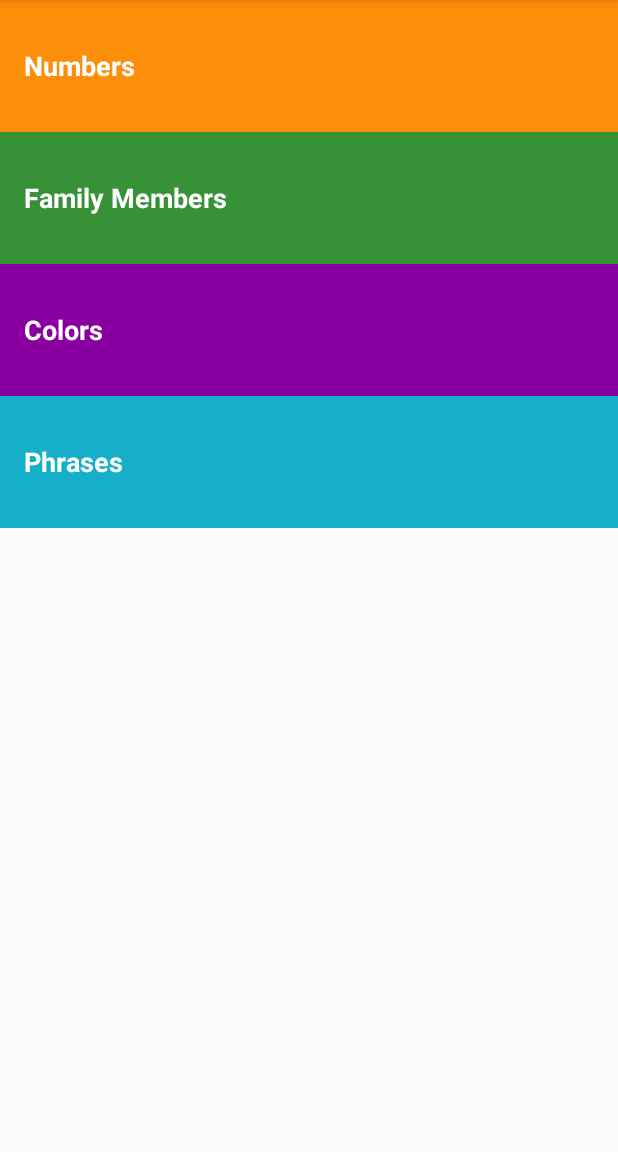
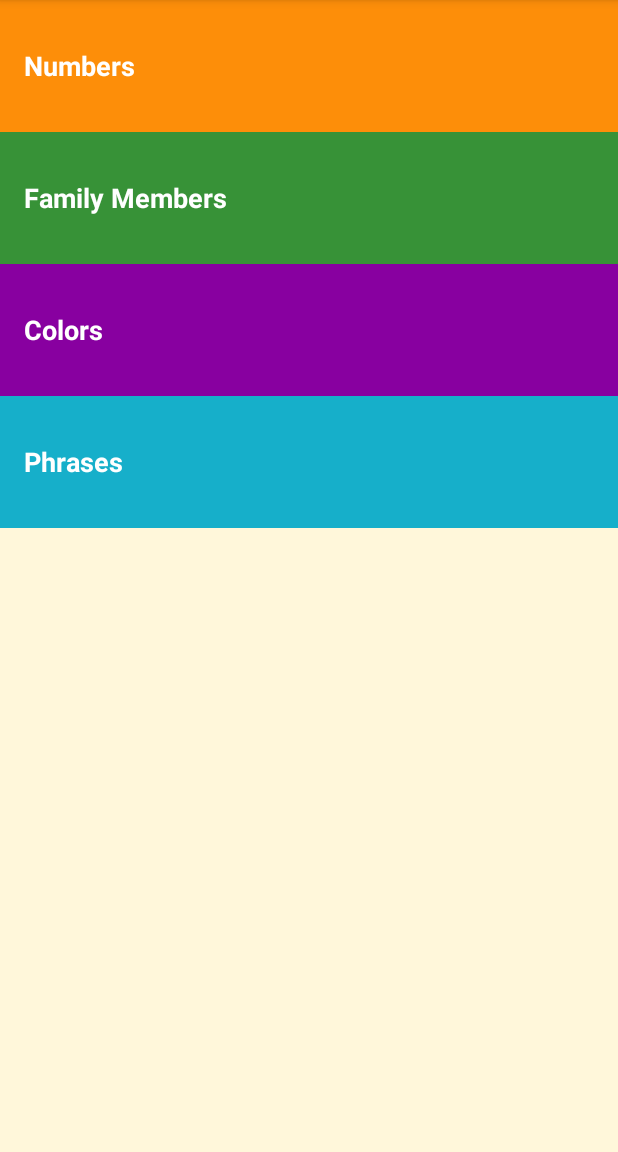
Before and after one commit to np8698/Miwok, an Android app: the screen it shows after launch (MainActivity), on a phone screen of 412 x 824 dp, the part 84-1236 px from its top. Run offline under Robolectric (Android 15) with nearby library versions, the phone set to English and light mode, and no system bars.

Commit message:
Second Commit

```diff
--- a/app/src/main/res/layout/activity_main.xml
+++ b/app/src/main/res/layout/activity_main.xml
@@ -4,32 +4,52 @@
     xmlns:tools="http://schemas.android.com/tools"
     android:layout_width="match_parent"
     android:layout_height="match_parent"
+    android:background="@color/tan_background"
     android:orientation="vertical"
     tools:context=".MainActivity">
 
+    <FrameLayout
+        android:layout_width="match_parent"
+        android:layout_height="wrap_content"
+        android:background="@color/category_numbers">
     <TextView
         android:id="@+id/numbers_textView"
         style="@style/CategoryStyle"
-        android:background="@color/category_numbers"
-        android:text="@string/category_numbers"
-        android:onClick="openNumbersList"/>
+        android:background="?android:attr/selectableItemBackground"
+        android:text="@string/category_numbers" />
+    </FrameLayout>
 
+    <FrameLayout
+        android:layout_width="match_parent"
+        android:layout_height="wrap_content"
+        android:background="@color/category_family">
     <TextView
         android:id="@+id/family_textView"
         style="@style/CategoryStyle"
-        android:background="@color/category_family"
+        android:background="?android:attr/selectableItemBackground"
         android:text="@string/category_family" />
+    </FrameLayout>
 
+    <FrameLayout
+        android:layout_width="match_parent"
+        android:layout_height="wrap_content"
+        android:background="@color/category_colors">
     <TextView
         android:id="@+id/colors_textView"
         style="@style/CategoryStyle"
-        android:background="@color/category_colors"
+        android:background="?android:attr/selectableItemBackground"
         android:text="@string/category_colors" />
+    </FrameLayout>
 
+    <FrameLayout
+        android:layout_width="match_parent"
+        android:layout_height="wrap_content"
+        android:background="@color/category_phrases">
     <TextView
         android:id="@+id/phrases_textView"
         style="@style/CategoryStyle"
-        android:background="@color/category_phrases"
+        android:background="?android:attr/selectableItemBackground"
         android:text="@string/category_phrases" />
+    </FrameLayout>
 
 </LinearLayout>
--- a/app/src/main/res/layout/word_list.xml
+++ b/app/src/main/res/layout/word_list.xml
@@ -1,10 +1,11 @@
 <?xml version="1.0" encoding="utf-8"?>
 <ListView xmlns:android="http://schemas.android.com/apk/res/android"
-    xmlns:app="http://schemas.android.com/apk/res-auto"
     xmlns:tools="http://schemas.android.com/tools"
     android:layout_width="match_parent"
     android:layout_height="match_parent"
     android:id="@+id/list"
+    android:orientation="vertical"
+    android:drawSelectorOnTop="true"
     tools:context=".NumbersActivity">
 
 </ListView>
```
Also changed, not shown: app/src/main/res/layout/list_item.xml (+22 -9 lines).
